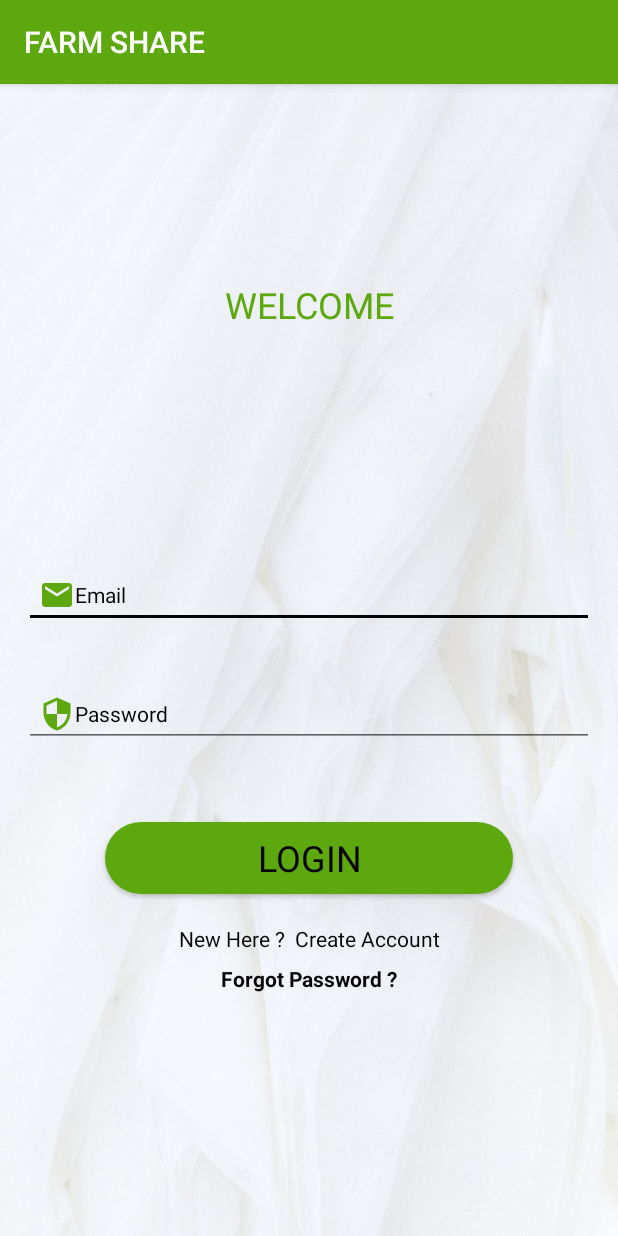
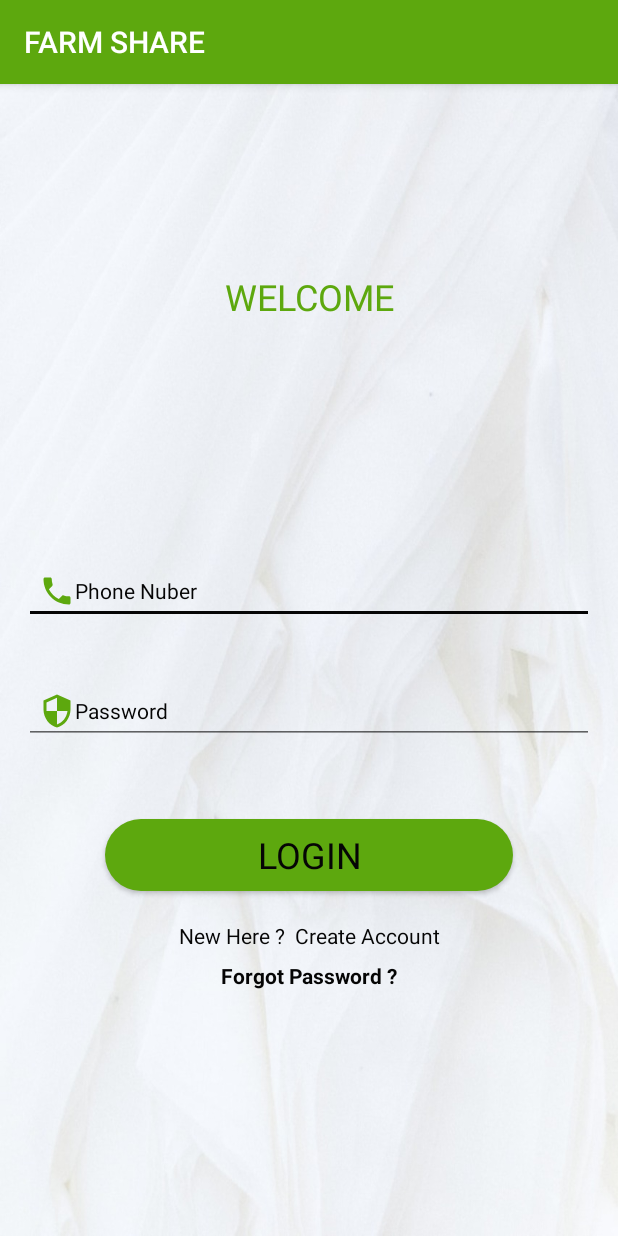
Before and after one commit to shanmukhchowdary147/Farm_Share, an Android app: the Login screen opened directly, with no data from a screen before it, after a tap on "LOGIN", on a phone screen of 412 x 824 dp. Run offline under Robolectric (Android 15) with nearby library versions, the phone set to English and light mode, and no system bars; our stand-ins replace Firebase (no records; nobody signed in at launch, a user with empty details on screens opened directly); Roboto replaces fonts that are not available here.

Commit message:
Farm Share Solutions

```diff
--- a/app/src/main/AndroidManifest.xml
+++ b/app/src/main/AndroidManifest.xml
@@ -12,8 +12,10 @@
         android:supportsRtl="true"
         android:theme="@style/AppTheme">
         <activity android:name=".AdminCategoryActivity"></activity>
-        <activity android:name=".Add_Equip" />
-        <activity android:name=".AddEquip" />
+        <activity
+            android:name=".Add_Equip"
+            android:theme="@style/Theme.AppCompat.Light.NoActionBar"/>
+
         <activity android:name=".EditProfile" />
         <activity android:name=".Register">
             <intent-filter>
--- a/app/src/main/java/com/example/farm_share/Login.java
+++ b/app/src/main/java/com/example/farm_share/Login.java
@@ -15,6 +15,7 @@ import android.widget.ProgressBar;
 import android.widget.TextView;
 import android.widget.Toast;
 
+import com.example.farm_share.Model.Users;
 import com.google.android.gms.tasks.OnCompleteListener;
 import com.google.android.gms.tasks.OnFailureListener;
 import com.google.android.gms.tasks.OnSuccessListener;
@@ -28,7 +29,7 @@ import com.google.firebase.database.FirebaseDatabase;
 import com.google.firebase.database.ValueEventListener;
 
 public class Login extends AppCompatActivity {
-    EditText InEmail,InPassword,InPhone;
+    EditText InPassword,InPhone;
     Button mLoginBtn;
     TextView mCreateBtn,forgotTextLink;
     ProgressBar progressBar;
@@ -40,7 +41,6 @@ public class Login extends AppCompatActivity {
         super.onCreate(savedInstanceState);
         setContentView(R.layout.activity_login);
 
-        InEmail = (EditText)findViewById(R.id.Email);
         InPassword =(EditText) findViewById(R.id.password);
         mLoginBtn = (Button)findViewById(R.id.loginBtn);
         mCreateBtn = (TextView)findViewById(R.id.createText);
@@ -70,12 +70,12 @@ public class Login extends AppCompatActivity {
     }
 
     private void LoginUser() {
-        String email=InEmail.getText().toString();
+
         String password=InPassword.getText().toString();
         String phone=InPhone.getText().toString();
-        if (TextUtils.isEmpty(email))
+        if (TextUtils.isEmpty(phone))
         {
-            Toast.makeText(this, "Please enter your Email", Toast.LENGTH_SHORT).show();
+            Toast.makeText(this, "Please enter your phone Number", Toast.LENGTH_SHORT).show();
         }
         else if (TextUtils.isEmpty(password))
         {
@@ -85,11 +85,11 @@ public class Login extends AppCompatActivity {
         {
             progressBar.setVisibility(View.VISIBLE);
 
-            AllowAccessToAcc(email,phone,password);
+            AllowAccessToAcc(phone,password);
         }
     }
 
-    private void AllowAccessToAcc(String email, final String phone, String password) {
+    private void AllowAccessToAcc(final String phone, final String password) {
         final DatabaseReference RootRef;
         RootRef= FirebaseDatabase.getInstance().getReference();
 
@@ -98,10 +98,21 @@ public class Login extends AppCompatActivity {
             public void onDataChange(@NonNull DataSnapshot dataSnapshot) {
                 if (dataSnapshot.child("Users").child(phone).exists())
                 {
+                    Users userData= (Users) dataSnapshot.child("Users").child(phone).getValue(Users.class);
+                    if (userData.getPhone().equals(phone))
+                    {
+                        if (userData.getPasswod().equals(password))
+                        {
+                            Toast.makeText(Login.this, "Login Success..", Toast.LENGTH_SHORT).show();
+                            startActivity(new Intent(getApplicationContext(),MainActivity.class));
+                            progressBar.setVisibility(View.GONE);
+                        }
+                    }
 
                 }
                 else
                 {
+                    progressBar.setVisibility(View.GONE);
                     Toast.makeText(Login.this, "Account with this ddeatils doesnot exist..", Toast.LENGTH_SHORT).show();
                 }
             }
--- a/app/src/main/java/com/example/farm_share/MainActivity.java
+++ b/app/src/main/java/com/example/farm_share/MainActivity.java
@@ -54,7 +54,6 @@ public class MainActivity extends AppCompatActivity implements View.OnClickListe
                 startActivity(i);
                 break;
             case R.id.cLogout :
-                FirebaseAuth.getInstance().signOut(); //logout
                 i=new Intent(this,Login.class);
                 startActivity(i);
                 break;
--- a/app/src/main/res/layout/activity_login.xml
+++ b/app/src/main/res/layout/activity_login.xml
@@ -8,18 +8,18 @@
     tools:context=".Login">
 
     <EditText
-        android:id="@+id/Email"
+        android:id="@+id/phone"
         android:layout_width="0dp"
         android:layout_height="wrap_content"
         android:layout_marginStart="16dp"
-        android:layout_marginTop="50dp"
+        android:layout_marginTop="150dp"
         android:layout_marginEnd="16dp"
         android:layout_marginBottom="400dp"
-        android:drawableLeft="@drawable/ic_email_24dp"
+        android:drawableLeft="@drawable/ic_local_phone_24dp"
         android:ems="10"
         android:fontFamily="@font/belgrano"
-        android:hint="Email"
-        android:inputType="textEmailAddress"
+        android:hint="Phone Nuber"
+        android:inputType="textPhonetic"
         android:padding="10dp"
         android:textColor="#050505"
         android:textColorHint="#050505"
@@ -34,7 +34,7 @@
         android:layout_width="0dp"
         android:layout_height="wrap_content"
         android:layout_marginStart="16dp"
-        android:layout_marginTop="35dp"
+        android:layout_marginTop="36dp"
         android:layout_marginEnd="16dp"
         android:layout_marginBottom="50dp"
         android:drawableLeft="@drawable/ic_security"
@@ -49,7 +49,7 @@
         app:layout_constraintBottom_toTopOf="@+id/loginBtn"
         app:layout_constraintEnd_toEndOf="parent"
         app:layout_constraintStart_toStartOf="parent"
-        app:layout_constraintTop_toBottomOf="@+id/Email" />
+        app:layout_constraintTop_toBottomOf="@+id/phone" />
 
     <Button
         android:id="@+id/loginBtn"
```
Also changed, not shown: app/src/main/java/com/example/farm_share/Model/Users.java (added, +41 -0 lines), app/src/main/java/com/example/farm_share/Register.java (+9 -9 lines), app/src/main/res/layout/activity_add__equip.xml (+8 -3 lines).
